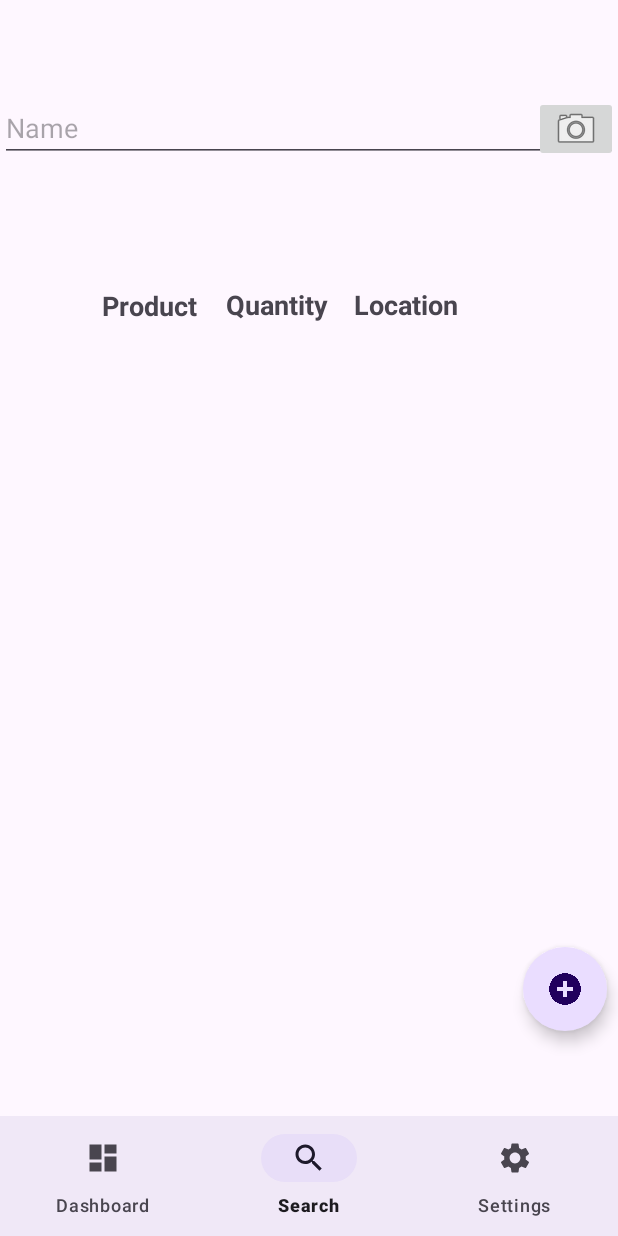
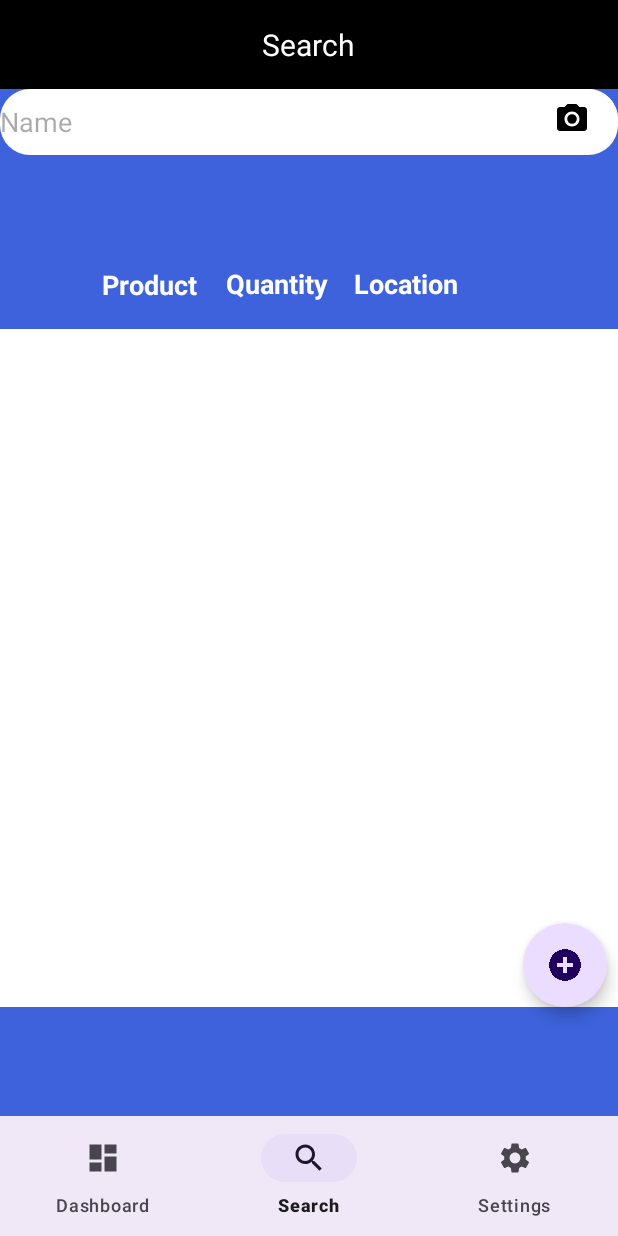
Before and after one commit to ahadides/BCS421_BIMS, an Android app: the MainActivity screen opened directly, with no data from a screen before it, item 2 of the bottom bar chosen, on a phone screen of 412 x 824 dp. Run offline under Robolectric (Android 15) with nearby library versions, the phone set to English and light mode, and no system bars; our stand-ins replace AdMob, Firebase (no records; nobody signed in at launch, a user with empty details on screens opened directly), Picasso, navigation-ui; pictures from the network do not load.

Commit message:
AD works

```diff
--- a/app/build.gradle.kts
+++ b/app/build.gradle.kts
@@ -65,6 +65,7 @@ dependencies {
     implementation("androidx.lifecycle:lifecycle-runtime-ktx:2.6.2")
     implementation("androidx.navigation:navigation-fragment-ktx:2.7.5")
     implementation("androidx.navigation:navigation-ui-ktx:2.7.5")
+    implementation("com.google.android.gms:play-services-ads-lite:22.6.0")
     testImplementation("junit:junit:4.13.2")
     androidTestImplementation("androidx.test.ext:junit:1.1.5")
     androidTestImplementation("androidx.test.espresso:espresso-core:3.5.1")
--- a/app/src/main/AndroidManifest.xml
+++ b/app/src/main/AndroidManifest.xml
@@ -18,6 +18,9 @@
         android:supportsRtl="true"
         android:theme="@style/Theme.BCS421_BIMS"
         tools:targetApi="31">
+        <meta-data
+            android:name="com.google.android.gms.ads.APPLICATION_ID"
+            android:value="ca-app-pub-7381987675152058~9943568509"/>
         <activity
             android:name=".Scan"
             android:exported="false"
@@ -47,19 +50,14 @@
         <activity
             android:name=".Inventory"
             android:exported="false" />
-        <activity
-            android:name=".ItemActivity"
-            android:exported="false" />
+
         <activity
             android:name=".RegistrationActivity"
             android:exported="false" />
         <activity
             android:name=".LoginActivity"
             android:exported="false" />
-        <activity
-            android:name=".SearchActivity"
-            android:exported="false"
-            android:windowSoftInputMode="adjustPan" />
+
         <activity
             android:name=".SplashActivity"
             android:exported="true">
--- a/app/src/main/java/edu/farmingdale/bcs421_bims/MainActivity.kt
+++ b/app/src/main/java/edu/farmingdale/bcs421_bims/MainActivity.kt
@@ -9,6 +9,8 @@ import androidx.navigation.ui.setupActionBarWithNavController
 import androidx.navigation.ui.setupWithNavController
 import edu.farmingdale.bcs421_bims.databinding.ActivityMainBinding
 import androidx.fragment.app.Fragment
+import com.google.android.gms.ads.AdRequest
+import com.google.android.gms.ads.MobileAds
 
 
 class MainActivity : AppCompatActivity() {
@@ -20,6 +22,13 @@ class MainActivity : AppCompatActivity() {
         binding = ActivityMainBinding.inflate(layoutInflater)
         setContentView(binding.root)
         replaceFragment(DashFragment())
+
+        // Initialize the Mobile Ads SDK.
+        MobileAds.initialize(this) {}
+
+        // Load the ad.
+        val adRequest = AdRequest.Builder().build()
+        binding.adView.loadAd(adRequest)
 
         binding.navView.setOnItemSelectedListener {
 
--- a/app/src/main/java/edu/farmingdale/bcs421_bims/SearchFragment.kt
+++ b/app/src/main/java/edu/farmingdale/bcs421_bims/SearchFragment.kt
@@ -35,7 +35,9 @@ class SearchFragment : Fragment() {
     override fun onViewCreated(view: View, savedInstanceState: Bundle?) {
         super.onViewCreated(view, savedInstanceState)
         setupRecyclerView()
-
+        binding.toolBar.ToolBarText.text = "Search"
+        binding.toolBar.RightIcon.visibility = View.GONE
+        binding.toolBar.leftIcon.visibility = View.GONE
         val fab = binding.addButton
 
         fab.setOnClickListener{
--- /dev/null
+++ b/app/src/main/res/drawable/baseline_photo_camera_24.xml
@@ -0,0 +1,6 @@
+<vector android:height="24dp" android:tint="#000000"
+    android:viewportHeight="24" android:viewportWidth="24"
+    android:width="24dp" xmlns:android="http://schemas.android.com/apk/res/android">
+    <path android:fillColor="@android:color/white" android:pathData="M12,12m-3.2,0a3.2,3.2 0,1 1,6.4 0a3.2,3.2 0,1 1,-6.4 0"/>
+    <path android:fillColor="@android:color/white" android:pathData="M9,2L7.17,4L4,4c-1.1,0 -2,0.9 -2,2v12c0,1.1 0.9,2 2,2h16c1.1,0 2,-0.9 2,-2L22,6c0,-1.1 -0.9,-2 -2,-2h-3.17L15,2L9,2zM12,17c-2.76,0 -5,-2.24 -5,-5s2.24,-5 5,-5 5,2.24 5,5 -2.24,5 -5,5z"/>
+</vector>
--- /dev/null
+++ b/app/src/main/res/drawable/rounded_edittext_bg.xml
@@ -0,0 +1,5 @@
+<!-- res/drawable/rounded_edittext_bg.xml -->
+<shape xmlns:android="http://schemas.android.com/apk/res/android">
+    <corners android:radius="20dp" /> <!-- Adjust the radius to control the roundness -->
+    <solid android:color="@color/white" /> <!-- Set the background color -->
+</shape>
--- a/app/src/main/res/layout/activity_main.xml
+++ b/app/src/main/res/layout/activity_main.xml
@@ -1,15 +1,17 @@
 <?xml version="1.0" encoding="utf-8"?>
 <androidx.constraintlayout.widget.ConstraintLayout xmlns:android="http://schemas.android.com/apk/res/android"
     xmlns:app="http://schemas.android.com/apk/res-auto"
+    xmlns:ads="http://schemas.android.com/apk/res-auto"
     xmlns:tools="http://schemas.android.com/tools"
     android:id="@+id/container"
     android:layout_width="match_parent"
-    android:layout_height="match_parent"
-    android:paddingTop="?attr/actionBarSize">
+    android:layout_height="match_parent">
+    <!--    android:paddingTop="?attr/actionBarSize"-->
+
 
     <com.google.android.material.bottomnavigation.BottomNavigationView
         android:id="@+id/nav_view"
-        android:layout_width="0dp"
+        android:layout_width="match_parent"
         android:layout_height="wrap_content"
         android:layout_marginStart="0dp"
         android:layout_marginEnd="0dp"
@@ -19,17 +21,28 @@
         app:layout_constraintRight_toRightOf="parent"
         app:menu="@menu/bottom_nav_menu" />
 
+    <com.google.android.gms.ads.AdView
+        android:id="@+id/adView"
+        android:layout_width="match_parent"
+        android:layout_height="48dp"
+        ads:adSize="BANNER"
+        ads:adUnitId="ca-app-pub-3940256099942544/6300978111"
+        app:layout_constraintEnd_toEndOf="parent"
+        app:layout_constraintStart_toStartOf="parent"
+        app:layout_constraintTop_toTopOf="parent" />
+
     <FrameLayout
         android:id="@+id/fram_layout"
         android:layout_width="0dp"
         android:layout_height="0dp"
         app:layout_constraintBottom_toTopOf="@+id/nav_view"
         app:layout_constraintEnd_toEndOf="parent"
-        app:layout_constraintHorizontal_bias="0.0"
+        app:layout_constraintHorizontal_bias="1.0"
         app:layout_constraintStart_toStartOf="parent"
-        app:layout_constraintTop_toTopOf="parent"
-        app:layout_constraintVertical_bias="1.0">
+        app:layout_constraintTop_toBottomOf="@+id/adView"
+        app:layout_constraintVertical_bias="0.25">
 
     </FrameLayout>
 
+
 </androidx.constraintlayout.widget.ConstraintLayout>
--- a/app/src/main/res/layout/activity_product_details.xml
+++ b/app/src/main/res/layout/activity_product_details.xml
@@ -5,6 +5,7 @@
     android:layout_height="match_parent"
     android:orientation="vertical"
     android:padding="16dp"
+    android:background="@color/BimColorBlue"
     android:gravity="center_horizontal"
     tools:context=".ProductDetails">
 
--- a/app/src/main/res/layout/fragment_dash.xml
+++ b/app/src/main/res/layout/fragment_dash.xml
@@ -3,6 +3,7 @@
     xmlns:tools="http://schemas.android.com/tools"
     android:layout_width="match_parent"
     android:layout_height="match_parent"
+    android:background="@color/BimColorBlue"
     tools:context=".DashFragment">
 
     <TextView
--- a/app/src/main/res/layout/fragment_search.xml
+++ b/app/src/main/res/layout/fragment_search.xml
@@ -4,13 +4,19 @@
     xmlns:tools="http://schemas.android.com/tools"
     android:layout_width="match_parent"
     android:layout_height="match_parent"
+    android:background="@color/BimColorBlue"
     tools:context=".SearchFragment">
 
+    <include
+        android:id="@+id/toolBar"
+        layout="@layout/toolbar"
+        />
 
     <androidx.recyclerview.widget.RecyclerView
         android:id="@+id/recycler_view"
         android:layout_width="match_parent"
         android:layout_height="452dp"
+        android:background="@color/white"
         app:layout_constraintBottom_toBottomOf="parent"
         app:layout_constraintEnd_toEndOf="parent"
         app:layout_constraintHorizontal_bias="0.333"
@@ -23,22 +29,24 @@
         android:layout_width="wrap_content"
         android:layout_height="wrap_content"
         android:layout_marginStart="68dp"
+        android:textColor="@color/white"
         android:text="@string/product"
+        android:textSize="18sp"
         android:textStyle="bold"
-    android:textSize="18sp"
-    app:layout_constraintBottom_toTopOf="@+id/recycler_view"
-    app:layout_constraintStart_toStartOf="@+id/recycler_view"
-    app:layout_constraintTop_toBottomOf="@+id/searchField"
-    app:layout_constraintVertical_bias="0.813" />
+        app:layout_constraintBottom_toTopOf="@+id/recycler_view"
+        app:layout_constraintStart_toStartOf="@+id/recycler_view"
+        app:layout_constraintTop_toBottomOf="@+id/searchField"
+        app:layout_constraintVertical_bias="0.813" />
 
 
     <TextView
         android:id="@+id/textView3"
         android:layout_width="wrap_content"
         android:layout_height="wrap_content"
+        android:textColor="@color/white"
         android:text="@string/quantity"
+        android:textSize="18sp"
         android:textStyle="bold"
-        android:textSize="18sp"
         app:layout_constraintBottom_toTopOf="@+id/recycler_view"
         app:layout_constraintEnd_toStartOf="@+id/textView4"
         app:layout_constraintHorizontal_bias="0.534"
@@ -51,9 +59,10 @@
         android:layout_width="wrap_content"
         android:layout_height="wrap_content"
         android:layout_marginEnd="92dp"
+        android:textColor="@color/white"
         android:text="@string/location"
+        android:textSize="18sp"
         android:textStyle="bold"
-        android:textSize="18sp"
         app:layout_constraintBottom_toTopOf="@+id/recycler_view"
         app:layout_constraintEnd_toEndOf="@+id/recycler_view"
         app:layout_constraintHorizontal_bias="0.875"
@@ -61,18 +70,21 @@
         app:layout_constraintTop_toBottomOf="@+id/searchField"
         app:layout_constraintVertical_bias="0.802" />
 
+
     <EditText
         android:id="@+id/searchField"
         android:layout_width="match_parent"
         android:layout_height="44dp"
+        android:background="@drawable/rounded_edittext_bg"
         android:ems="10"
+        android:hint="Name"
         android:inputType="text"
-        android:hint="Name"
         app:layout_constraintBottom_toBottomOf="parent"
         app:layout_constraintEnd_toEndOf="parent"
+        app:layout_constraintHorizontal_bias="0.0"
         app:layout_constraintStart_toStartOf="parent"
         app:layout_constraintTop_toTopOf="parent"
-        app:layout_constraintVertical_bias="0.0" />
+        app:layout_constraintVertical_bias="0.085" />
 
     <com.google.android.material.floatingactionbutton.FloatingActionButton
         android:id="@+id/addButton"
@@ -92,14 +104,11 @@
 
     <ImageButton
         android:id="@+id/cameraButton"
-        android:layout_width="56dp"
-        android:layout_height="44dp"
-        app:layout_constraintBottom_toBottomOf="@+id/searchField"
+        android:layout_width="62dp"
+        android:layout_height="40dp"
+        android:background="@drawable/rounded_edittext_bg"
         app:layout_constraintEnd_toEndOf="@+id/searchField"
-        app:layout_constraintHorizontal_bias="1.0"
-        app:layout_constraintStart_toStartOf="@+id/searchField"
-        app:layout_constraintTop_toTopOf="@+id/searchField"
-        app:layout_constraintVertical_bias="1.0"
-        app:srcCompat="@android:drawable/ic_menu_camera" />
+        app:layout_constraintTop_toBottomOf="@+id/toolBar"
+        app:srcCompat="@drawable/baseline_photo_camera_24" />
 
 </androidx.constraintlayout.widget.ConstraintLayout>
--- a/app/src/main/res/layout/low_inventory.xml
+++ b/app/src/main/res/layout/low_inventory.xml
@@ -12,6 +12,7 @@
         android:layout_height="wrap_content"
         android:textSize="18sp"
         android:fontFamily="sans-serif-medium"
+        android:textColor="@color/white"
         android:text="Product Name"
         android:layout_marginBottom="4dp" />
 
```
